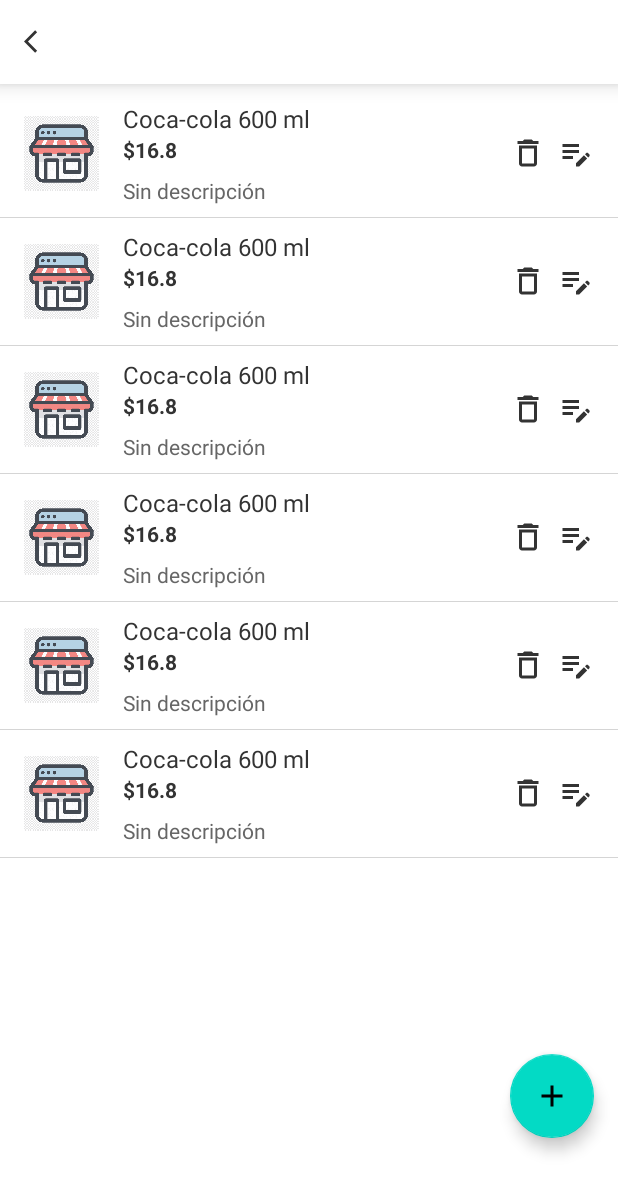
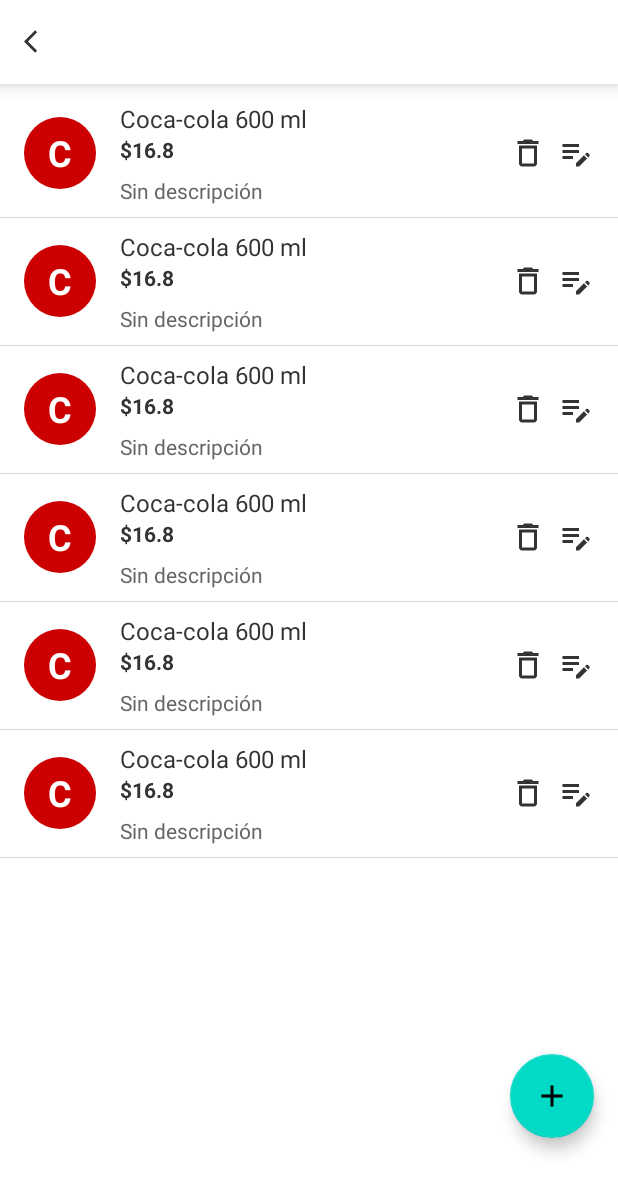
Before and after one commit to jesusmemije/BOApp, an Android app: the layout fragment_bo_products.xml on its own in the app's theme, with its tools: preview values and no code run, on a phone screen of 412 x 824 dp. Shown: the top 1193 px of the screen. Run offline under Robolectric (Android 15) with nearby library versions, the phone set to English and light mode, and no system bars.

Commit message:
Arreglo de eliminar y listar productos

```diff
--- a/app/src/main/java/com/example/boapp/main/products/adapter/ProductAdapter.kt
+++ b/app/src/main/java/com/example/boapp/main/products/adapter/ProductAdapter.kt
@@ -29,13 +29,14 @@ class ProductAdapter(
     override fun getItemCount(): Int = productList.size
 
     override fun onBindViewHolder(holder: ProductAdapterHolder, position: Int) {
-        holder.bind(productList[position], position)
+        holder.bind(productList[position])
     }
 
     inner class ProductAdapterHolder(private val binding: ItemProductBinding) :
         RecyclerView.ViewHolder(binding.root) {
-        fun bind(item: ProductEntity, position: Int) {
+        fun bind(item: ProductEntity) {
             binding.apply {
+                tvLetter.text = item.name[0].toString()
                 tvName.text = item.name
                 tvPrice.text = item.price.toFormatCoinMXN()
                 tvDescription.text = item.description.ifEmpty { "Sin descripción" }
--- /dev/null
+++ b/app/src/main/res/drawable/bg_shape_circle.xml
@@ -0,0 +1,9 @@
+<?xml version="1.0" encoding="utf-8"?>
+<shape xmlns:android="http://schemas.android.com/apk/res/android"
+    android:shape="oval">
+    <solid android:color="#FFCC0000" />
+    <size
+        android:width="200dp"
+        android:height="200dp" />
+    <corners android:radius="100dp" />
+</shape>
--- /dev/null
+++ b/app/src/main/res/drawable/ic_cloud.xml
@@ -0,0 +1,5 @@
+<vector android:height="24dp" android:tint="#000000"
+    android:viewportHeight="24" android:viewportWidth="24"
+    android:width="24dp" xmlns:android="http://schemas.android.com/apk/res/android">
+    <path android:fillColor="@android:color/white" android:pathData="M19.35,10.04C18.67,6.59 15.64,4 12,4c-1.48,0 -2.85,0.43 -4.01,1.17l1.46,1.46C10.21,6.23 11.08,6 12,6c3.04,0 5.5,2.46 5.5,5.5v0.5H19c1.66,0 3,1.34 3,3 0,1.13 -0.64,2.11 -1.56,2.62l1.45,1.45C23.16,18.16 24,16.68 24,15c0,-2.64 -2.05,-4.78 -4.65,-4.96zM3,5.27l2.75,2.74C2.56,8.15 0,10.77 0,14c0,3.31 2.69,6 6,6h11.73l2,2L21,20.73 4.27,4 3,5.27zM7.73,10l8,8H6c-2.21,0 -4,-1.79 -4,-4s1.79,-4 4,-4h1.73z"/>
+</vector>
--- a/app/src/main/res/layout/fragment_bo_products.xml
+++ b/app/src/main/res/layout/fragment_bo_products.xml
@@ -4,6 +4,11 @@
     android:layout_width="match_parent"
     android:layout_height="match_parent"
     tools:context=".main.products.ui.BOProductsFragment">
+
+    <!-- Content -->
+    <androidx.coordinatorlayout.widget.CoordinatorLayout
+        android:layout_width="match_parent"
+        android:layout_height="match_parent">
 
         <!-- AppBar -->
         <include
@@ -46,3 +51,10 @@
             android:src="@drawable/ic_add" />
 
     </androidx.coordinatorlayout.widget.CoordinatorLayout>
+
+    <!-- Loader screen -->
+    <include
+        android:id="@+id/loader"
+        layout="@layout/bo_loader_generic" />
+
+</androidx.coordinatorlayout.widget.CoordinatorLayout>
--- a/app/src/main/res/layout/item_product.xml
+++ b/app/src/main/res/layout/item_product.xml
@@ -9,26 +9,20 @@
     <LinearLayout
         android:layout_width="match_parent"
         android:layout_height="wrap_content"
+        android:gravity="center_vertical"
         android:orientation="horizontal">
 
-        <LinearLayout
-            android:layout_width="wrap_content"
-            android:layout_height="wrap_content"
-            android:layout_gravity="center_vertical"
-            android:gravity="start|center">
-
-            <com.google.android.material.imageview.ShapeableImageView
-                android:id="@+id/ivImage"
-                android:layout_width="50dp"
-                android:layout_height="50dp"
-                android:layout_marginStart="16dp"
-                android:layout_marginTop="8dp"
-                android:layout_marginEnd="@dimen/size_16dp"
-                android:layout_marginBottom="8dp"
-                android:contentDescription="@string/todo"
-                android:src="@drawable/icon_store" />
-
-        </LinearLayout>
+        <TextView
+            android:id="@+id/tvLetter"
+            android:layout_width="@dimen/size_48dp"
+            android:layout_height="@dimen/size_48dp"
+            android:layout_marginHorizontal="@dimen/size_16dp"
+            android:background="@drawable/bg_shape_circle"
+            android:gravity="center"
+            android:textColor="@color/white"
+            android:textSize="@dimen/size_24sp"
+            android:textStyle="bold"
+            tools:text="C" />
 
         <LinearLayout
             android:layout_width="match_parent"
```
Also changed, not shown: app/src/main/java/com/example/boapp/framework/base/BOViewModelBase.kt (+1 -9 lines), app/src/main/java/com/example/boapp/framework/commons/SingleEvents.kt (added, +55 -0 lines), app/src/main/java/com/example/boapp/main/products/ui/BOCreateProductFragment.kt (+14 -11 lines), app/src/main/java/com/example/boapp/main/products/ui/BOProductsFragment.kt (+21 -8 lines), app/src/main/java/com/example/boapp/main/products/viewmodel/BOViewModelProduct.kt (+34 -16 lines), app/src/main/res/layout/bo_loader_generic.xml (added, +19 -0 lines), app/src/main/res/layout/fragment_bo_create_product.xml (+14 -1 lines). Lines whose indentation alone changed are shown as unchanged.
